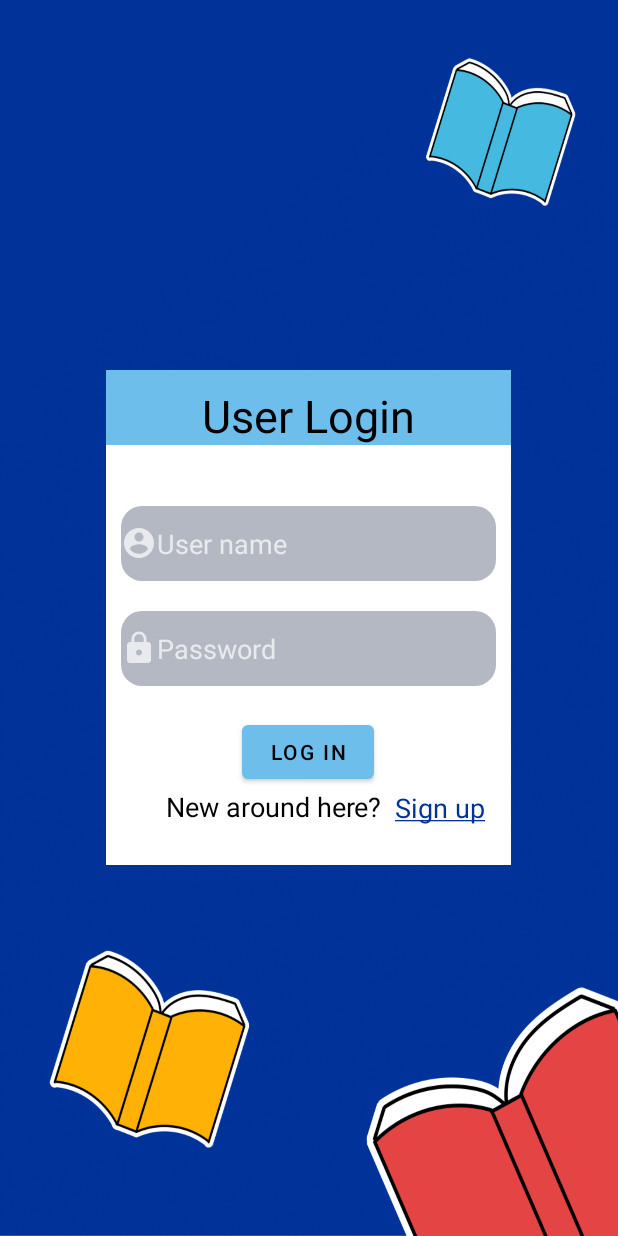
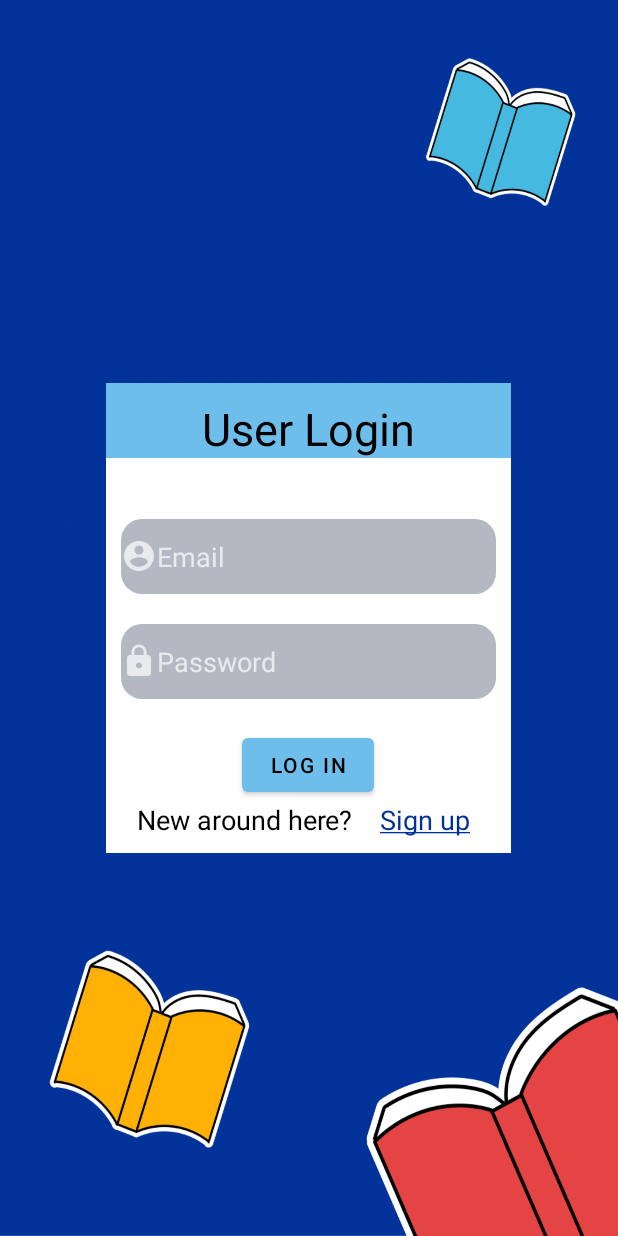
Before and after one commit to phupfoem/Kid-friendlyThingTranslator, an Android app: the screen it shows after launch (LoginActivity), after a tap on "LOG IN", on a phone screen of 412 x 824 dp. Run offline under Robolectric (Android 15) with nearby library versions, the phone set to English and light mode, and no system bars; Roboto replaces fonts that are not available here.

Commit message:
Add consistent public IP, reduce login times using token, small refactoring

```diff
--- a/Client/App/src/main/java/com/example/main/data/preferences/GlobalPreferences.java
+++ b/Client/App/src/main/java/com/example/main/data/preferences/GlobalPreferences.java
@@ -1,4 +1,4 @@
-package com.example.main.data.preference;
+package com.example.main.data.preferences;
 
 import android.content.Context;
 import android.content.SharedPreferences;
@@ -7,7 +7,7 @@ import androidx.annotation.NonNull;
 
 import static android.content.Context.MODE_PRIVATE;
 
-public class Preference {
+public class GlobalPreferences {
     public final static String PREFERENCE_NAME = "login";
 
     private final static String ACCESS_TOKEN = "access_token";
@@ -15,7 +15,7 @@ public class Preference {
     @NonNull
     private final SharedPreferences sharedPreferences;
 
-    public Preference(@NonNull Context context, @NonNull String name) {
+    public GlobalPreferences(@NonNull Context context, @NonNull String name) {
         sharedPreferences = context.getSharedPreferences(name, MODE_PRIVATE);
     }
 
--- a/Client/App/src/main/java/com/example/main/data/remote/MainApiService.java
+++ b/Client/App/src/main/java/com/example/main/data/remote/MainApiService.java
@@ -10,6 +10,9 @@ import retrofit2.http.Header;
 import retrofit2.http.POST;
 
 public interface MainApiService {
+    @POST("/check-token")
+    Call<JsonObject> checkToken(@Header("Authorization") String accessToken);
+
     @POST("/user/login")
     Call<JsonObject> login(@Body UserLoginSchema user);
 
--- a/Client/App/src/main/java/com/example/main/data/remote/MainApiUtils.java
+++ b/Client/App/src/main/java/com/example/main/data/remote/MainApiUtils.java
@@ -7,10 +7,11 @@ import com.google.gson.JsonObject;
 import retrofit2.Call;
 import retrofit2.Retrofit;
 import retrofit2.converter.gson.GsonConverterFactory;
+import retrofit2.internal.EverythingIsNonNull;
 
 public class MainApiUtils {
     private MainApiUtils(){}
-    public static final String BASE_URL = "http://192.168.1.11:8000/"; //Resources.getSystem().getString(R.string.base_url);
+    public static final String BASE_URL = "http://[2402:800:63a7:972c:c527:6c0e:61e3:4a21]:8000/";
     private static final MainApiService apiService = new Retrofit.Builder()
                                             .baseUrl(BASE_URL)
                                             .addConverterFactory(GsonConverterFactory.create())
@@ -19,9 +20,9 @@ public class MainApiUtils {
 
     private static MainApiUtils instance = null;
     public static MainApiUtils getInstance(){
-        if (instance == null){
-            synchronized (MainApiUtils.class){
-                if (instance == null){
+        if (instance == null) {
+            synchronized (MainApiUtils.class) {
+                if (instance == null) {
                     instance = new MainApiUtils();
                 }
             }
@@ -29,15 +30,23 @@ public class MainApiUtils {
         return instance;
     }
 
+    @EverythingIsNonNull
+    public Call<JsonObject> checkToken(String accessToken) {
+        return apiService.checkToken(accessToken);
+    }
+
+    @EverythingIsNonNull
     public Call<JsonObject> login(String email, String password) {
         return apiService.login(new UserLoginSchema(email, password));
     }
 
+    @EverythingIsNonNull
     public Call<JsonObject> signup(String name, String email, String password) {
         return apiService.signup(new UserSignupSchema(email, password, name));
     }
 
+    @EverythingIsNonNull
     public Call<JsonObject> labelImage(String accessToken, String imageBase64) {
-        return apiService.labelImage("Bearer " + accessToken, imageBase64);
+        return apiService.labelImage(accessToken, imageBase64);
     }
 }
--- a/Client/App/src/main/java/com/example/main/ui/CameraActivity.java
+++ b/Client/App/src/main/java/com/example/main/ui/CameraActivity.java
@@ -16,7 +16,7 @@ import androidx.lifecycle.ViewModelProvider;
 import com.example.main.R;
 import com.example.main.data.model.ImageDescription;
 import com.example.main.data.model.Item;
-import com.example.main.data.preference.Preference;
+import com.example.main.data.preferences.GlobalPreferences;
 import com.example.main.data.model.Result;
 import com.example.main.util.ImageConverterUtil;
 import com.example.main.viewmodel.LabelImageViewModel;
@@ -29,7 +29,7 @@ import java.io.ObjectOutputStream;
 import java.util.ArrayList;
 
 public class CameraActivity extends AppCompatActivity {
-    Preference preference;
+    GlobalPreferences preferences;
 
     private final String dir_str = "history";
     private ArrayList<Item> items;
@@ -43,7 +43,7 @@ public class CameraActivity extends AppCompatActivity {
         super.onCreate(savedInstanceState);
         setContentView(R.layout.activity_camera);
 
-        preference = new Preference(this, Preference.PREFERENCE_NAME);
+        preferences = new GlobalPreferences(this, GlobalPreferences.PREFERENCE_NAME);
 
         // Get all history items
         File dir = new File(this.getFilesDir().getAbsolutePath() + "/" + dir_str);
@@ -121,7 +121,7 @@ public class CameraActivity extends AppCompatActivity {
             String imageBase64 = ImageConverterUtil.BitMapToString(b);
 
             // Send to server to label
-            labelImageViewModel.labelImage(preference.getAccessToken(), imageBase64);
+            labelImageViewModel.labelImage(preferences.getAccessToken(), imageBase64);
         }
     }
 
--- a/Client/App/src/main/java/com/example/main/ui/LoginActivity.java
+++ b/Client/App/src/main/java/com/example/main/ui/LoginActivity.java
@@ -15,11 +15,11 @@ import androidx.lifecycle.ViewModelProvider;
 
 import com.example.main.R;
 import com.example.main.data.model.Result;
-import com.example.main.data.preference.Preference;
+import com.example.main.data.preferences.GlobalPreferences;
 import com.example.main.viewmodel.LoginViewModel;
 
 public class LoginActivity extends AppCompatActivity {
-    Preference preference;
+    GlobalPreferences globalPreferences;
 
     LoginViewModel loginViewModel;
 
@@ -35,16 +35,28 @@ public class LoginActivity extends AppCompatActivity {
         super.onCreate(savedInstanceState);
         setContentView(R.layout.activity_login);
 
-        preference = new Preference(this, Preference.PREFERENCE_NAME);
+        initialize();
 
-        // Make a login view model
+        addListenerToView();
+
+        checkPacketsFromServer();
+
+        tryLoginUsingStoredToken();
+    }
+
+    private void initialize() {
+        globalPreferences = new GlobalPreferences(this, GlobalPreferences.PREFERENCE_NAME);
+
         loginViewModel = new ViewModelProvider(this).get(LoginViewModel.class);
 
-        // Get email and password edit text
-        emailEditText = (EditText) findViewById(R.id.email);
-        passwordEditText = (EditText) findViewById(R.id.password);
+        emailEditText = findViewById(R.id.email);
+        passwordEditText = findViewById(R.id.password);
+        loginBtn = findViewById(R.id.login);
 
-        // Add  listener
+        signupTextView = findViewById(R.id.signup);
+    }
+
+    private void addListenerToView() {
         TextWatcher afterTextChangedListener = new TextWatcher() {
             @Override
             public void beforeTextChanged(CharSequence s, int start, int count, int after) {}
@@ -54,24 +66,29 @@ public class LoginActivity extends AppCompatActivity {
 
             @Override
             public void afterTextChanged(Editable s) {
-                loginViewModel.loginDataChange(emailEditText.getText().toString(),
+                loginViewModel.loginDataChange(
+                        emailEditText.getText().toString(),
                         passwordEditText.getText().toString());
             }
         };
+
         emailEditText.addTextChangedListener(afterTextChangedListener);
         passwordEditText.addTextChangedListener(afterTextChangedListener);
 
-
-        // Get login button and login logic
-        loginBtn = (Button)findViewById(R.id.login);
-        loginBtn.setText(getString(R.string.login_btn));
         loginBtn.setOnClickListener(v -> {
-            loginViewModel.login(emailEditText.getText().toString(),
+            loginViewModel.login(
+                    emailEditText.getText().toString(),
                     passwordEditText.getText().toString());
             loginBtn.setVisibility(View.INVISIBLE);
         });
 
-        // Check packet from server
+        signupTextView.setOnClickListener(v -> {
+            Intent intent = new Intent(LoginActivity.this, SignupActivity.class);
+            startActivity(intent);
+        });
+    }
+
+    private void checkPacketsFromServer() {
         loginViewModel.getDataValid().observe(this, loginDataState -> {
             if (loginDataState == null){
                 loginBtn.setEnabled(false);
@@ -95,33 +112,23 @@ public class LoginActivity extends AppCompatActivity {
 
         loginViewModel.getResult().observe(this, result -> {
             if (result instanceof Result.Error){
-                Toast.makeText(this, ((Result.Error) result).getError().getMessage(), Toast.LENGTH_SHORT).show();
+                Toast.makeText(this, ((Result.Error<String>) result).getError().getMessage(), Toast.LENGTH_SHORT).show();
                 loginBtn.setVisibility(View.VISIBLE);
             }
             else if (result instanceof Result.Success) {
-                String accessToken = ((Result.Success) result).getData().toString();
-                accessToken = accessToken.substring(1, accessToken.length()-1);
+                String accessToken = ((Result.Success<String>) result).getData();
+                accessToken = "Bearer " + accessToken.substring(1, accessToken.length()-1);
 
-                preference.setAccessToken(accessToken);
+                globalPreferences.setAccessToken(accessToken);
 
                 Intent intent = new Intent(this, MainActivity.class);
                 startActivity(intent);
                 finish();
             }
         });
-
-
-        // Get sign up button, on click, go to sign-up activity
-        signupTextView = (TextView) findViewById(R.id.signup);
-        signupTextView.setOnClickListener(new View.OnClickListener() {
-            @Override
-            public void onClick(View v) {
-                Intent intent = new Intent(LoginActivity.this, SignupActivity.class);
-                startActivity(intent);
-            }
-        });
-
     }
 
-
+    private void tryLoginUsingStoredToken() {
+        loginViewModel.checkToken(globalPreferences.getAccessToken());
+    }
 }
--- a/Client/App/src/main/java/com/example/main/viewmodel/LoginViewModel.java
+++ b/Client/App/src/main/java/com/example/main/viewmodel/LoginViewModel.java
@@ -13,6 +13,7 @@ import com.google.gson.JsonObject;
 import retrofit2.Call;
 import retrofit2.Callback;
 import retrofit2.Response;
+import retrofit2.internal.EverythingIsNonNull;
 
 public class LoginViewModel extends ViewModel {
     public final String EMAIL_ERROR_MSG = "Invalid email";
@@ -36,26 +37,48 @@ public class LoginViewModel extends ViewModel {
         }
     }
 
+    public void checkToken(String accessToken) {
+        Call<JsonObject> call = mainApiUtils.checkToken(accessToken);
+        call.enqueue(new Callback<JsonObject>() {
+            @Override
+            @EverythingIsNonNull
+            public void onResponse(Call<JsonObject> call, Response<JsonObject> response) {
+                if (response.isSuccessful() && response.body() != null) {
+                    result.postValue(new Result.Success<>(response.body().get("access_token").toString()));
+                }
+                else {
+                    result.postValue(new Result.Error<>(new Exception(response.body() == null ? "Error encountered. Please try again!" : response.body().get("message").toString())));
+                }
+            }
+
+            @Override
+            @EverythingIsNonNull
+            public void onFailure(Call<JsonObject> call, Throwable t) {
+                result.postValue(new Result.Error<>(new Exception(t.getMessage())));
+            }
+        });
+    }
+
     public void login(String email, String password) {
         Call<JsonObject> call = mainApiUtils.login(email, password);
         call.enqueue(new Callback<JsonObject>() {
             @Override
+            @EverythingIsNonNull
             public void onResponse(Call<JsonObject> call, Response<JsonObject> response) {
-                if (response.code() == 200) {
-                    result.postValue(new Result.Success<>(response.body() == null? "???": response.body().get("access_token").toString()));
+                if (response.isSuccessful() && response.body() != null) {
+                    result.postValue(new Result.Success<>(response.body().get("access_token").toString()));
                 }
                 else {
-                    result.postValue(new Result.Error(new Exception(response.body() == null ? "Error encountered. Please try again!" : response.body().get("message").toString())));
+                    result.postValue(new Result.Error<>(new Exception(response.body() == null ? "Error encountered. Please try again!" : response.body().get("message").toString())));
                 }
             }
 
             @Override
+            @EverythingIsNonNull
             public void onFailure(Call<JsonObject> call, Throwable t) {
-                result.postValue(new Result.Error(new Exception(t.getMessage())));
+                result.postValue(new Result.Error<>(new Exception(t.getMessage())));
             }
         });
-
-
     }
 
     @NonNull
--- a/Client/App/src/main/res/layout/activity_login.xml
+++ b/Client/App/src/main/res/layout/activity_login.xml
@@ -21,8 +21,8 @@
         <TextView
             android:layout_height="wrap_content"
             android:layout_width="wrap_content"
-            android:text="User Login"
-            android:textSize="30dp"
+            android:text="@string/user_login_title"
+            android:textSize="30sp"
             android:textColor="@color/black"
             android:layout_marginTop="0dp"
             android:layout_gravity="center">
@@ -36,9 +36,11 @@
             android:layout_height="wrap_content"
             android:layout_gravity="center"
             android:inputType="textEmailAddress"
-            android:drawableLeft="@drawable/ic_baseline_account_circle_24"
-            android:hint="User name"
-            android:background="@drawable/edittext"/>
+            android:drawableStart="@drawable/ic_baseline_account_circle_24"
+            android:hint="@string/email_hint"
+            android:background="@drawable/edittext"
+            android:autofillHints="emailAddress" />
+
         <EditText
             android:layout_marginTop="20dp"
             android:id="@+id/password"
@@ -46,10 +48,11 @@
             android:layout_height="wrap_content"
             android:layout_gravity="center"
             android:inputType="textPassword"
-            android:drawableLeft="@drawable/ic_baseline_lock_24"
-            android:hint="Password"
+            android:drawableStart="@drawable/ic_baseline_lock_24"
+            android:hint="@string/password_hint"
             android:textColor="@color/black"
-            android:background="@drawable/edittext"/>
+            android:background="@drawable/edittext"
+            android:autofillHints="password" />
 
         <Button
             android:id="@+id/login"
@@ -57,46 +60,39 @@
             android:layout_height="wrap_content"
             android:layout_gravity="center"
             android:layout_marginTop="20dp"
-            app:backgroundTint="@color/dim_blue"/>
+            android:text="@string/log_in_btn_text"
+            app:backgroundTint="@color/dim_blue" />
 
         <androidx.constraintlayout.widget.ConstraintLayout
             android:layout_width="match_parent"
             android:layout_height="wrap_content" >
-            <EditText
-                android:id="@+id/editTextTextPersonName2"
-                android:layout_width="164dp"
-                android:layout_height="25dp"
-                android:layout_marginBottom="16dp"
-                android:background="@android:color/transparent"
-                android:breakStrategy="balanced"
-                android:clickable="false"
-                android:ems="10"
-                android:enabled="false"
-                android:focusable="false"
-                android:focusableInTouchMode="false"
-                android:gravity="left"
-                android:inputType="textPersonName"
+
+            <TextView
+                android:id="@+id/signupHere"
+                android:layout_width="wrap_content"
+                android:layout_height="wrap_content"
+                android:gravity="start"
                 android:text="@string/signupHere"
                 android:textColor="@color/black"
                 android:textSize="18sp"
                 app:layout_constraintBottom_toBottomOf="parent"
                 app:layout_constraintEnd_toEndOf="parent"
-                app:layout_constraintHorizontal_bias="0.348"
-                app:layout_constraintStart_toStartOf="parent" />
+                app:layout_constraintHorizontal_bias="0.1"
+                app:layout_constraintStart_toStartOf="parent"
+                app:layout_constraintTop_toTopOf="parent"
+                android:autofillHints="" />
 
             <TextView
                 android:id="@+id/signup"
                 android:layout_width="wrap_content"
                 android:layout_height="wrap_content"
-                android:layout_marginRight="56dp"
-                android:layout_marginBottom="16dp"
                 android:text="@string/signup"
                 android:textColor="@color/main_theme"
                 android:textSize="18sp"
                 app:layout_constraintBottom_toBottomOf="parent"
                 app:layout_constraintEnd_toEndOf="parent"
-                app:layout_constraintHorizontal_bias="0.195"
-                app:layout_constraintStart_toEndOf="@+id/editTextTextPersonName2" />
+                app:layout_constraintStart_toEndOf="@+id/signupHere"
+                app:layout_constraintTop_toTopOf="parent" />
 
         </androidx.constraintlayout.widget.ConstraintLayout>
 
--- a/Client/App/src/main/res/layout/activity_signup.xml
+++ b/Client/App/src/main/res/layout/activity_signup.xml
@@ -126,7 +126,7 @@
             android:layout_width="match_parent"
             android:layout_height="wrap_content" >
             <EditText
-                android:id="@+id/editTextTextPersonName2"
+                android:id="@+id/signupHere"
                 android:layout_width="164dp"
                 android:layout_height="25dp"
                 android:layout_marginBottom="16dp"
@@ -159,7 +159,7 @@
                 app:layout_constraintBottom_toBottomOf="parent"
                 app:layout_constraintEnd_toEndOf="parent"
                 app:layout_constraintHorizontal_bias="0.195"
-                app:layout_constraintStart_toEndOf="@+id/editTextTextPersonName2" />
+                app:layout_constraintStart_toEndOf="@+id/signupHere" />
 
         </androidx.constraintlayout.widget.ConstraintLayout>
 
--- a/Client/App/src/main/res/values/strings.xml
+++ b/Client/App/src/main/res/values/strings.xml
@@ -11,4 +11,8 @@
 
     <string name="textView">TextToSpeech</string>
     <string name="textDes">TextToSpeech</string>
+    <string name="user_login_title">User Login</string>
+    <string name="email_hint">Email</string>
+    <string name="password_hint">Password</string>
+    <string name="log_in_btn_text">LOG IN</string>
 </resources>
```
